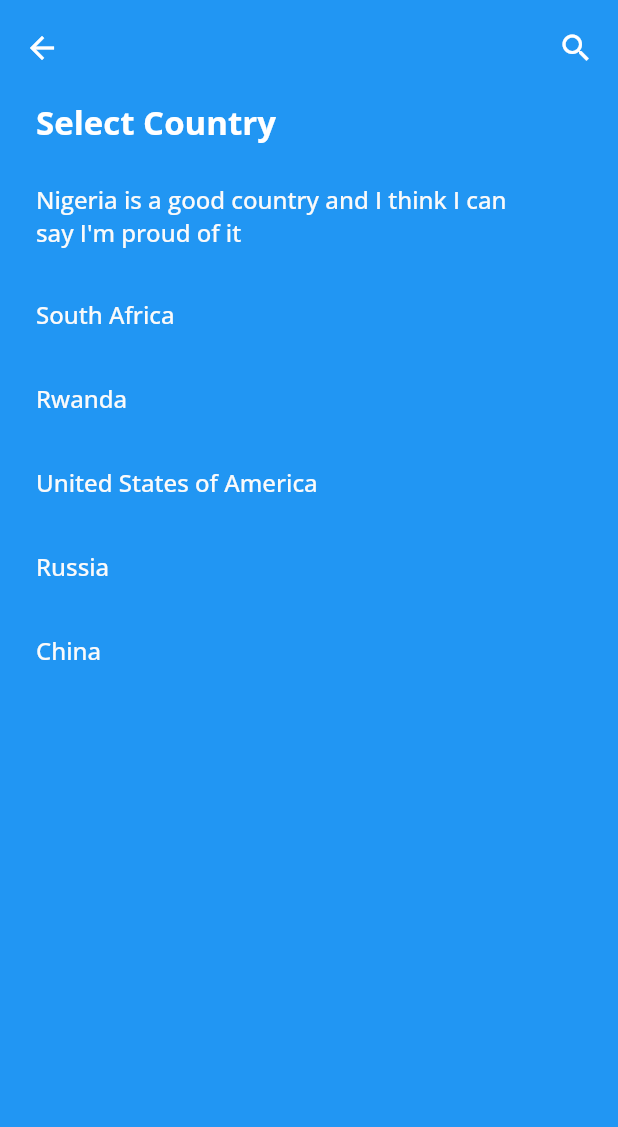
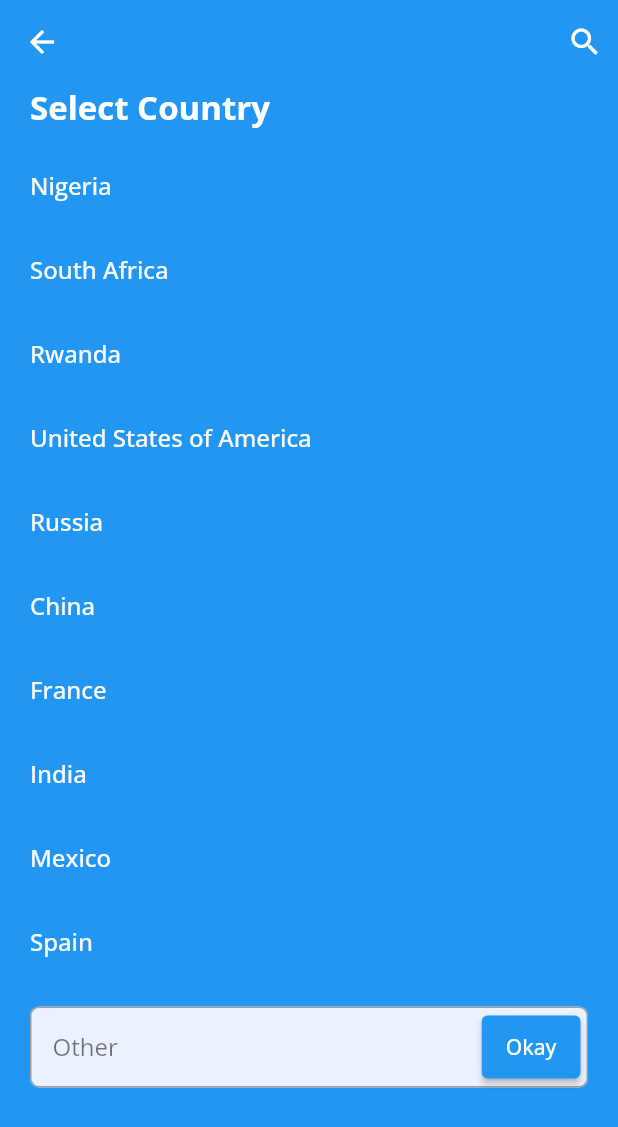
Before and after one commit to lhamycodes/flutter_fullscreen_picker, a Flutter app: the screen it shows after launch, after a tap on "Choose Country", on a phone screen of 412 x 824 dp. Shown: the top 1127 px of the screen. Run offline on Flutter 3.47's test engine with Material 2 defaults, Android fonts, the phone set to English and light mode, and no system bars; our stand-ins replace google_fonts.

Commit message:
Refactored and ready for v1.0.5

```diff
--- a/example/lib/screens/home.dart
+++ b/example/lib/screens/home.dart
@@ -15,15 +15,16 @@ class _HomeState extends State<Home> {
   FlutterFullScreenPicker picker = FlutterFullScreenPicker();
 
   List<SelectOption> _countryList = [
-    SelectOption(
-        display:
-            "Nigeria is a good country and I think I can say I'm proud of it",
-        value: "NG"),
+    SelectOption(display: "Nigeria", value: "NG"),
     SelectOption(display: "South Africa", value: "SA"),
     SelectOption(display: "Rwanda", value: "RW"),
     SelectOption(display: "United States of America", value: "US"),
     SelectOption(display: "Russia", value: "RU"),
     SelectOption(display: "China", value: "CN"),
+    SelectOption(display: "France", value: "FR"),
+    SelectOption(display: "India", value: "IN"),
+    SelectOption(display: "Mexico", value: "ME"),
+    SelectOption(display: "Spain", value: "SP"),
   ];
 
   @override
@@ -68,6 +69,7 @@ class _HomeState extends State<Home> {
                     fontSize: 16,
                     color: Colors.grey[50],
                   ),
+                  hasOtherOption: true,
                 );
 
                 setState(() {
--- a/lib/flutterfullscreenpicker.dart
+++ b/lib/flutterfullscreenpicker.dart
@@ -1,6 +1,4 @@
 library flutterfullscreenpicker;
-
-import 'dart:io';
 
 import 'package:flutter/cupertino.dart';
 import 'package:flutter/material.dart';
@@ -8,6 +6,7 @@ import 'package:flutter/material.dart';
 part 'models/select_option.dart';
 part 'src/flutter_fullscreen_picker.dart';
 part 'src/flutter_fullscreen_picker_search.dart';
+part 'src/input.dart';
 
 class FlutterFullScreenPicker {
   Future openPicker({
@@ -37,6 +36,12 @@ class FlutterFullScreenPicker {
 
     /// Select option text Color, defaults to Colors.black
     TextStyle optionTextStyle,
+
+    /// Do you have an 'Other' Option, defaults to false
+    bool hasOtherOption,
+
+    /// The text to show in place of "Other"
+    final String otherOptionText,
   }) async {
     return Navigator.push(
       context,
@@ -50,11 +55,23 @@ class FlutterFullScreenPicker {
           appBarIconsColor: appBarIconsColor,
           optionTextColor: optionTextColor,
           optionTextStyle: optionTextStyle,
+          hasOtherOption: hasOtherOption,
+          otherOptionText: otherOptionText ?? "Other",
         ),
         fullscreenDialog: false,
       ),
     ).then((value) {
       if (value != null) {
+        if (value.isOtherOption) {
+          SelectOption opt = options.firstWhere(
+            (item) => item.display.toLowerCase() == value.display.toLowerCase(),
+            orElse: () => null,
+          );
+
+          if (opt == null) {
+            options.add(value);
+          }
+        }
         return value;
       } else {
         return null;
--- a/lib/models/select_option.dart
+++ b/lib/models/select_option.dart
@@ -3,6 +3,11 @@ part of flutterfullscreenpicker;
 class SelectOption {
   String display;
   dynamic value;
+  bool isOtherOption;
 
-  SelectOption({this.display, this.value});
+  SelectOption({
+    this.display,
+    this.value,
+    this.isOtherOption = false,
+  });
 }
--- a/lib/src/flutter_fullscreen_picker.dart
+++ b/lib/src/flutter_fullscreen_picker.dart
@@ -25,6 +25,12 @@ class FullScreenPicker extends StatefulWidget {
   /// Select option text style, can be null
   final TextStyle optionTextStyle;
 
+  /// Do you have an 'Other' Option, defaults to false
+  final bool hasOtherOption;
+
+  /// The text to show in place of "Other"
+  final String otherOptionText;
+
   FullScreenPicker({
     @required this.pageTitle,
     @required this.selectOptions,
@@ -34,6 +40,8 @@ class FullScreenPicker extends StatefulWidget {
     this.appBarTitleColor = Colors.black,
     this.appBarIconsColor = Colors.black,
     this.optionTextColor = Colors.black,
+    this.hasOtherOption = false,
+    this.otherOptionText = "Other",
   });
 
   @override
@@ -41,7 +49,9 @@ class FullScreenPicker extends StatefulWidget {
 }
 
 class _FullScreenPickerState extends State<FullScreenPicker> {
-  List<SelectOption> selectList = List();
+  // List<SelectOption> selectList = List();
+  List<SelectOption> selectList = [];
+  TextEditingController otherOptionController = TextEditingController();
 
   @override
   void initState() {
@@ -52,29 +62,42 @@ class _FullScreenPickerState extends State<FullScreenPicker> {
   @override
   Widget build(BuildContext context) {
     return Scaffold(
+      appBar: AppBar(
+        elevation: 0,
         backgroundColor: widget.pageBackgroundColor,
-      body: InkWell(
-        splashColor: Colors.transparent,
-        highlightColor: Colors.transparent,
-        focusColor: Colors.transparent,
+        iconTheme: Theme.of(context)
+            .iconTheme
+            .copyWith(color: widget.appBarIconsColor),
+        actions: [
+          Container(
+            margin: const EdgeInsets.only(right: 10),
+            child: GestureDetector(
               onTap: () {
-          FocusScope.of(context).requestFocus(FocusNode());
+                showSearch(
+                  context: context,
+                  delegate: FullScreenPickerSearch(
+                    selectOptions: selectList,
+                  ),
+                ).then((value) => processSelection(value));
               },
-        child: Column(
-          mainAxisAlignment: MainAxisAlignment.center,
-          crossAxisAlignment: CrossAxisAlignment.start,
-          children: <Widget>[
-            Padding(
-              padding: EdgeInsets.only(
-                top: MediaQuery.of(context).padding.top,
-                bottom: 10,
+              child: Icon(
+                Icons.search,
+                color: widget.appBarIconsColor,
               ),
-              child: appBar(),
             ),
-            Expanded(
-              child: buildOptions(),
           ),
         ],
+      ),
+      backgroundColor: widget.pageBackgroundColor,
+      body: Scrollbar(
+        child: SingleChildScrollView(
+          padding: EdgeInsets.symmetric(horizontal: 20) +
+              EdgeInsets.only(
+                bottom: !widget.hasOtherOption
+                    ? 5
+                    : MediaQuery.of(context).padding.bottom,
+              ),
+          child: buildOptions(),
         ),
       ),
     );
@@ -96,13 +119,27 @@ class _FullScreenPickerState extends State<FullScreenPicker> {
       );
     }
 
-    return Scrollbar(
-      child: ListView.builder(
+    return Column(
+      crossAxisAlignment: CrossAxisAlignment.start,
+      children: [
+        Text(
+          widget.pageTitle,
+          style: TextStyle(
+            fontSize: 22,
+            fontWeight: FontWeight.w700,
+            color: widget.appBarTitleColor,
+          ),
+        ),
+        SizedBox(height: 10),
+        ListView.builder(
           padding: EdgeInsets.only(
-          bottom: 16 + MediaQuery.of(context).padding.bottom,
+            bottom: widget.hasOtherOption
+                ? 5
+                : 16 + MediaQuery.of(context).padding.bottom,
           ),
           itemCount: selectList.length,
           physics: BouncingScrollPhysics(),
+          shrinkWrap: true,
           itemBuilder: (context, index) {
             return InkWell(
               onTap: () {
@@ -110,16 +147,11 @@ class _FullScreenPickerState extends State<FullScreenPicker> {
               },
               child: Column(
                 children: <Widget>[
-                Padding(
-                  padding: const EdgeInsets.only(
-                    left: 8,
-                    right: 16,
-                  ),
-                  child: Row(
+                  Row(
                     children: <Widget>[
                       Expanded(
                         child: Padding(
-                          padding: const EdgeInsets.all(16.0),
+                          padding: const EdgeInsets.symmetric(vertical: 16.0),
                           child: Row(
                             mainAxisAlignment: MainAxisAlignment.spaceBetween,
                             children: <Widget>[
@@ -147,88 +179,75 @@ class _FullScreenPickerState extends State<FullScreenPicker> {
                       ),
                     ],
                   ),
-                ),
                 ],
               ),
             );
           },
         ),
-    );
-  }
-
-  Widget appBar() {
-    return Column(
-      mainAxisAlignment: MainAxisAlignment.center,
+        if (widget.hasOtherOption) ...[
+          Column(
             crossAxisAlignment: CrossAxisAlignment.start,
-      children: <Widget>[
-        SizedBox(
-          height: AppBar().preferredSize.height,
-          child: Container(
-            padding: EdgeInsets.only(top: 8, left: 8, right: 8),
-            width: double.infinity,
-            height: AppBar().preferredSize.height - 8,
-            child: Material(
-              color: Colors.transparent,
-              child: Row(
-                mainAxisAlignment: MainAxisAlignment.spaceBetween,
-                children: <Widget>[
-                  InkWell(
-                    borderRadius: BorderRadius.all(
-                      Radius.circular(32.0),
-                    ),
-                    onTap: () {
-                      Navigator.pop(context);
+            children: [
+              SizedBox(height: 10),
+              Input(
+                hintText: widget.otherOptionText,
+                label: "Hello",
+                validator: (val) {
+                  return null;
                 },
-                    child: Padding(
-                      padding: const EdgeInsets.only(left: 8),
-                      child: Icon(
-                        Platform.isIOS ? CupertinoIcons.back : Icons.arrow_back,
-                        color: widget.appBarIconsColor,
+                enabled: true,
+                textController: otherOptionController,
+                showLabel: false,
+                readOnly: false,
+                suffixIcon: Container(
+                  margin: EdgeInsets.all(3) + EdgeInsets.only(right: 2),
+                  child: ElevatedButton(
+                    child: Text("Okay"),
+                    onPressed: () => _otherOptionOkay(),
+                    style: TextButton.styleFrom(
+                      primary: widget.optionTextStyle?.color ??
+                          widget.optionTextColor,
                     ),
                   ),
                 ),
-                  InkWell(
-                    borderRadius: BorderRadius.all(
-                      Radius.circular(32.0),
+                borderColor: Colors.black54,
+                fillColor: Color(0xFFEBF1FF),
+                enabledBorderColor: Colors.grey,
+                borderRadius: 6,
               ),
-                    onTap: () {
-                      showSearch(
-                        context: context,
-                        delegate: FullScreenPickerSearch(
-                          selectOptions: selectList,
-                        ),
-                      ).then((value) => processSelection(value));
-                    },
-                    child: Padding(
-                      padding: const EdgeInsets.only(right: 8),
-                      child: Icon(
-                        Icons.search,
-                        color: widget.appBarIconsColor,
-                      ),
-                    ),
+              SizedBox(height: 20),
+            ],
           ),
         ],
-              ),
-            ),
-          ),
-        ),
-        Padding(
-          padding: const EdgeInsets.only(top: 10, left: 24),
-          child: Text(
-            widget.pageTitle,
-            style: TextStyle(
-              fontSize: 22,
-              fontWeight: FontWeight.w700,
-              color: widget.appBarTitleColor,
-            ),
-          ),
-        ),
       ],
     );
   }
 
   void onSelect(SelectOption option) {
     Navigator.pop(context, option);
+  }
+
+  _otherOptionOkay() {
+    String val = otherOptionController.text;
+    if (val.trim() == "" || val.isEmpty) {
+      ScaffoldMessenger.of(context).showSnackBar(
+        const SnackBar(
+          content: Text("Other option cannot be empty"),
+          duration: Duration(seconds: 2),
+          behavior: SnackBarBehavior.floating,
+          backgroundColor: Colors.red,
+        ),
+      );
+      return;
+    } else {
+      SelectOption opt = SelectOption(
+        display: val.trim(),
+        value: val.trim(),
+        isOtherOption: true,
+      );
+
+      onSelect(opt);
+    }
   }
 
   processSelection(String value) {
--- /dev/null
+++ b/lib/src/input.dart
@@ -0,0 +1,163 @@
+part of flutterfullscreenpicker;
+
+class Input extends StatelessWidget {
+  final Widget prefixIcon;
+  final Widget suffixIcon;
+  final String initialValue;
+  final TextInputType inputType;
+  final TextEditingController textController;
+  final String label;
+  final String hintText;
+  final bool obscureText;
+  final bool enabled;
+  final bool readOnly;
+  final bool filled;
+  final int maxLines;
+  final int minLines;
+  final TextInputAction keyboardAction;
+  final FocusNode focusNode;
+  final Function validator;
+  final Function onSaved;
+  final Function onTap;
+  final Function onChanged;
+  final Function onFieldSubmitted;
+  final Function onEditComplete;
+  final Color borderColor,
+      enabledBorderColor,
+      errorBorderColor,
+      labelColor,
+      textColor,
+      fillColor,
+      errorTextColor,
+      hintTextColor;
+  final bool showLabel;
+  final TextStyle textStyle;
+  final TextAlign textAlign;
+  final double borderRadius;
+
+  Input({
+    @required this.label,
+    @required this.hintText,
+    this.initialValue,
+    this.textController,
+    this.inputType = TextInputType.text,
+    this.prefixIcon,
+    this.suffixIcon,
+    this.obscureText = false,
+    this.enabled = true,
+    this.readOnly = false,
+    this.filled = true,
+    this.maxLines,
+    this.minLines = 1,
+    this.keyboardAction = TextInputAction.next,
+    this.focusNode,
+    this.validator,
+    this.onSaved,
+    this.onTap,
+    this.onChanged,
+    this.onFieldSubmitted,
+    this.onEditComplete,
+    this.borderColor = Colors.black,
+    this.enabledBorderColor = Colors.transparent,
+    this.errorBorderColor = Colors.red,
+    this.labelColor = Colors.black,
+    this.textColor = Colors.black,
+    this.hintTextColor = Colors.black54,
+    this.errorTextColor = Colors.red,
+    this.fillColor = const Color(0xFFEBF1FF),
+    this.showLabel = true,
+    this.textStyle,
+    this.textAlign = TextAlign.start,
+    this.borderRadius = 30,
+  });
+
+  @override
+  Widget build(BuildContext context) {
+    double borderRad = minLines > 1 ? 10 : borderRadius;
+    return TextFormField(
+      initialValue: initialValue,
+      textAlign: textAlign,
+      decoration: minLines > 1
+          ? InputDecoration.collapsed(
+              hintText: hintText,
+              enabled: enabled,
+              floatingLabelBehavior: FloatingLabelBehavior.auto,
+              // border: InputBorder.none,
+              // errorStyle: TextStyle(
+              //   color: errorTextColor,
+              //   fontSize: 14,
+              // ),
+            ).copyWith(
+              errorStyle: TextStyle(color: errorTextColor, fontSize: 14),
+            )
+          : InputDecoration(
+              prefixIcon: prefixIcon,
+              suffixIcon: suffixIcon,
+              labelText: showLabel ? label : null,
+              labelStyle: TextStyle(
+                color: labelColor,
+              ),
+              border: OutlineInputBorder(
+                borderRadius: BorderRadius.all(
+                  Radius.circular(borderRad),
+                ),
+              ),
+              focusedBorder: OutlineInputBorder(
+                borderSide: BorderSide(
+                  color: borderColor,
+                  width: 1.0,
+                ),
+                borderRadius: BorderRadius.all(
+                  Radius.circular(borderRad),
+                ),
+              ),
+              errorBorder: OutlineInputBorder(
+                borderSide: BorderSide(
+                  color: errorBorderColor,
+                  width: 1.0,
+                ),
+                borderRadius: BorderRadius.all(
+                  Radius.circular(borderRad),
+                ),
+              ),
+              enabledBorder: OutlineInputBorder(
+                borderSide: BorderSide(
+                  color: enabledBorderColor,
+                  width: 1.0,
+                ),
+                borderRadius: BorderRadius.all(
+                  Radius.circular(borderRad),
+                ),
+              ),
+              filled: filled,
+              hintStyle: TextStyle(
+                color: hintTextColor,
+              ),
+              hintText: hintText,
+              fillColor: fillColor,
+              contentPadding:
+                  EdgeInsets.symmetric(horizontal: 15, vertical: 15),
+              errorStyle: TextStyle(
+                color: errorTextColor,
+                fontSize: 14,
+              ),
+            ),
+      style: textStyle ?? TextStyle(color: textColor),
+      enabled: enabled,
+      obscureText: obscureText,
+      readOnly: readOnly,
+      keyboardType: minLines > 1 ? TextInputType.multiline : inputType,
+      textInputAction: keyboardAction,
+      validator: validator,
+      onSaved: onSaved,
+      focusNode: focusNode,
+      onTap: onTap,
+      onChanged: onChanged,
+      onFieldSubmitted: onFieldSubmitted,
+      controller: textController,
+      onEditingComplete: onEditComplete,
+      maxLines: obscureText ? 1 : maxLines,
+      minLines: minLines,
+    );
+  }
+}
--- a/pubspec.yaml
+++ b/pubspec.yaml
@@ -1,6 +1,6 @@
 name: flutterfullscreenpicker
 description: A Flutter package that provides a full screen select-like widget, it also provides search functionality
-version: 1.0.4
+version: 1.0.5
 homepage: https://github.com/lhamycodes/flutter_fullscreen_picker
 
 environment:
```
Also changed, not shown: example/pubspec.lock, pubspec.lock, 5 other files. Lines whose indentation alone changed are shown as unchanged.
